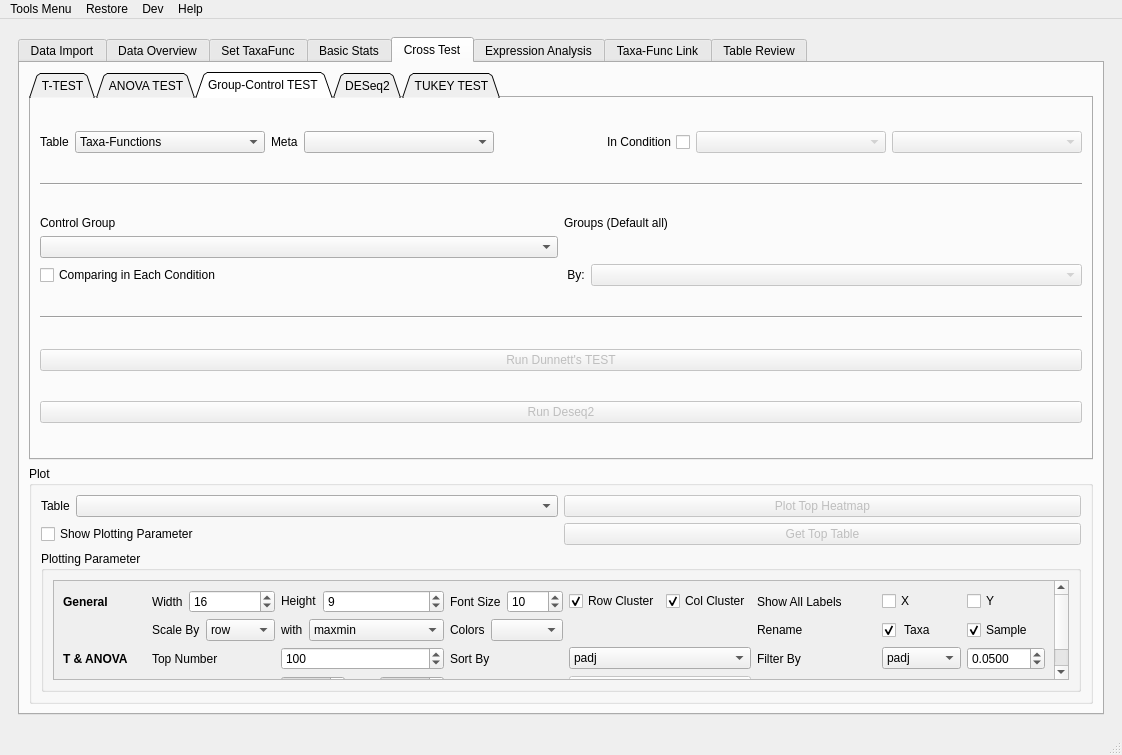
Before: the Qt Designer form metax/gui/metax_gui/main_window.ui in byemaxx/MetaX, drawn with Qt 5.
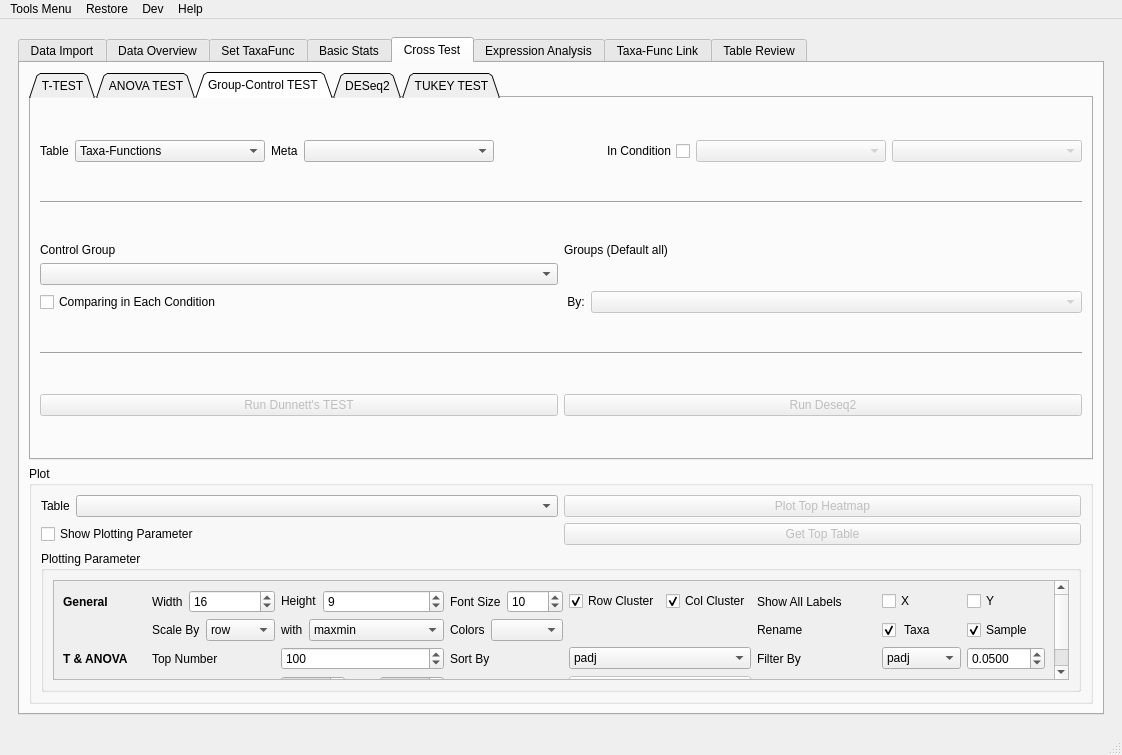
After: the same form once the commit is applied. The open tabs and pages were chosen to show the change.

The edit to the form file:
```diff
--- a/metax/gui/metax_gui/main_window.ui
+++ b/metax/gui/metax_gui/main_window.ui
@@ -5144,7 +5144,7 @@
                   </property>
                  </widget>
                 </item>
-                <item row="10" column="1" colspan="2">
+                <item row="10" column="1">
                  <widget class="QPushButton" name="pushButton_dunnett_test">
                   <property name="enabled">
                    <bool>false</bool>
@@ -5239,23 +5239,6 @@
                   </item>
                  </layout>
                 </item>
-                <item row="9" column="1" colspan="2">
-                 <widget class="Line" name="line_26">
-                  <property name="orientation">
-                   <enum>Qt::Horizontal</enum>
-                  </property>
-                 </widget>
-                </item>
-                <item row="11" column="1" colspan="2">
-                 <widget class="QPushButton" name="pushButton_multi_deseq2">
-                  <property name="enabled">
-                   <bool>false</bool>
-                  </property>
-                  <property name="text">
-                   <string>Run Deseq2</string>
-                  </property>
-                 </widget>
-                </item>
                 <item row="4" column="1" colspan="2">
                  <layout class="QGridLayout" name="gridLayout_72">
                   <item row="1" column="1">
@@ -5323,6 +5306,23 @@
                   </item>
                  </layout>
                 </item>
+                <item row="9" column="1" colspan="2">
+                 <widget class="Line" name="line_26">
+                  <property name="orientation">
+                   <enum>Qt::Horizontal</enum>
+                  </property>
+                 </widget>
+                </item>
+                <item row="10" column="2">
+                 <widget class="QPushButton" name="pushButton_multi_deseq2">
+                  <property name="enabled">
+                   <bool>false</bool>
+                  </property>
+                  <property name="text">
+                   <string>Run Deseq2</string>
+                  </property>
+                 </widget>
+                </item>
                </layout>
               </widget>
               <widget class="QWidget" name="tab_19">
```
Left out of the diff: 110 changed lines with no effect on the pictures.
